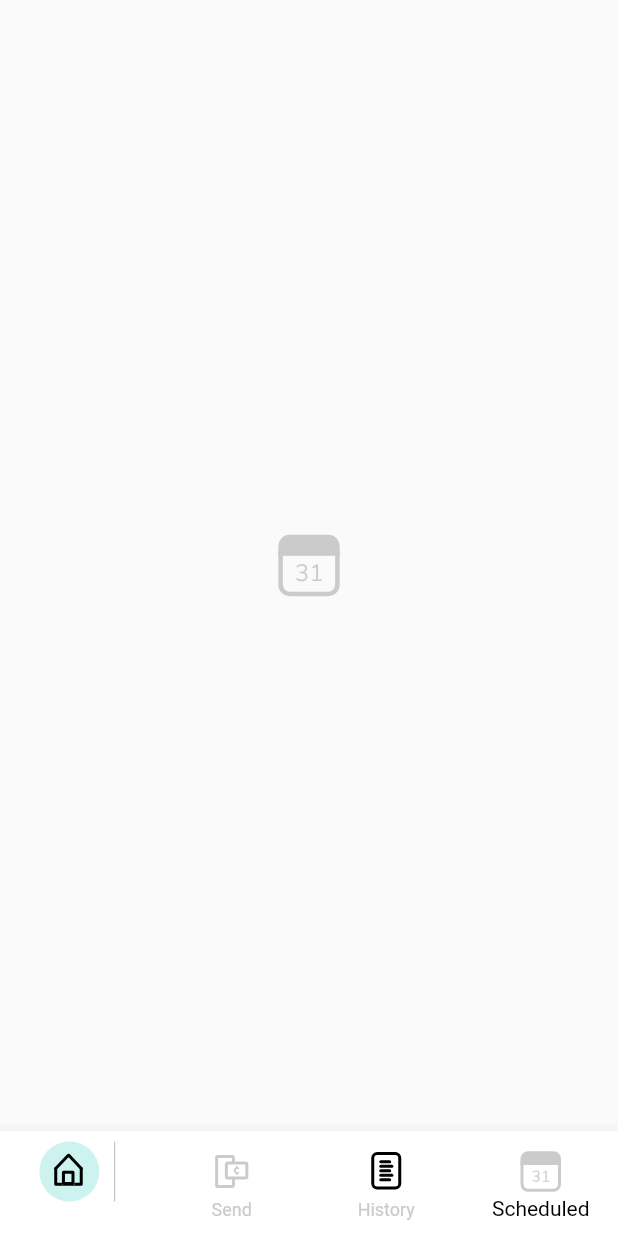
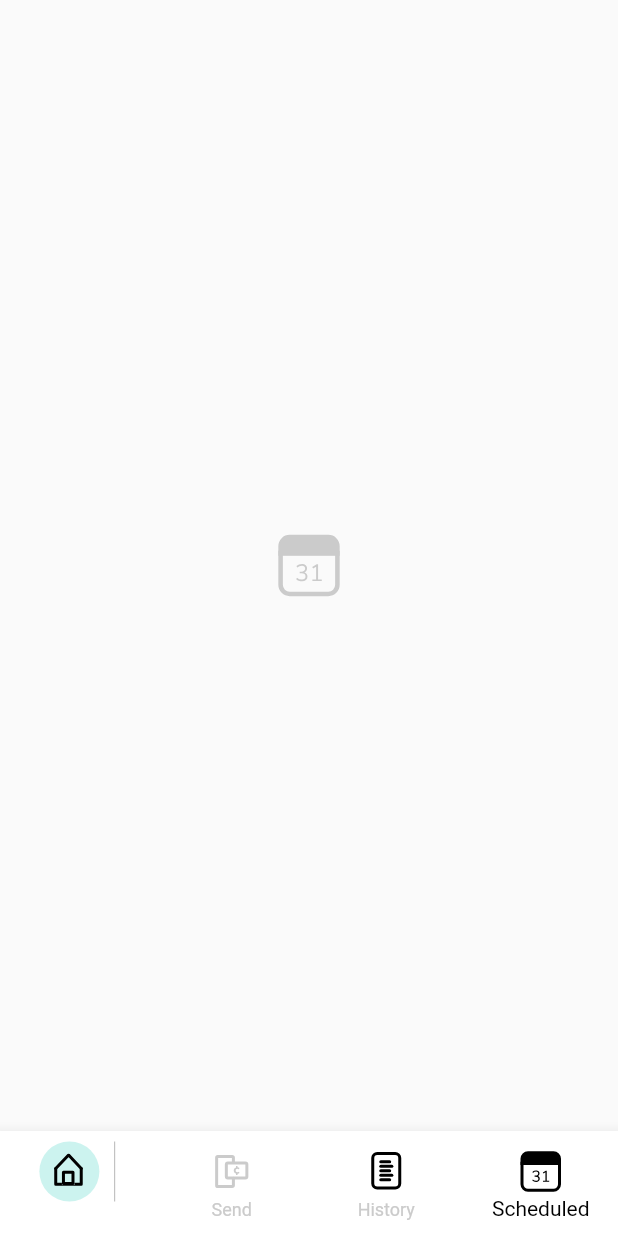
Before and after one commit to Adamteh/hubtel-coding-challenge-repo, a Flutter app: the screen it shows after launch, item 4 of the bottom bar chosen, on a phone screen of 412 x 824 dp. Run offline on Flutter 3.47's test engine with Material 3 defaults, Android fonts, the phone set to English and light mode, and no system bars; our stand-ins replace flutter_svg.

Commit message:
Fixes made during live coding

```diff
--- a/lib/screens/history_screen.dart
+++ b/lib/screens/history_screen.dart
@@ -67,6 +67,7 @@ class _HistoryScreenState extends State<HistoryScreen>
           Expanded(
             child: TabBarView(
               controller: _tabController,
+              clipBehavior: Clip.none,
               children: [
                 const HistoryTab(),
                 Container(),
--- a/lib/screens/history_tab.dart
+++ b/lib/screens/history_tab.dart
@@ -101,12 +101,13 @@ class _HistoryTabState extends State<HistoryTab> {
                           ),
                           TransactionCard(
                             time: "14:45PM",
-                            name: "Emmanuel Rockson",
+                            name:
+                                "Emmanuel Rockson Adam Nsiah Tetteh Hubtel Flutter Maxwell",
                             number: "024 123 4567",
                             amount: "GHS 500",
                             subtext: "Other",
                           ),
-                          SizedBox(height: 60),
+                          SizedBox(height: 80),
                         ],
                       ),
                     ),
--- a/lib/screens/home.dart
+++ b/lib/screens/home.dart
@@ -59,7 +59,12 @@ class _HomeState extends State<Home> {
             label: "",
           ),
           BottomNavigationBarItem(
-            icon: SvgPicture.asset("assets/send.svg"),
+            icon: SvgPicture.asset(
+              "assets/send.svg",
+              colorFilter: _selectedIndex == 1
+                  ? const ColorFilter.mode(Colors.black, BlendMode.srcIn)
+                  : null,
+            ),
             label: "Send",
           ),
           BottomNavigationBarItem(
@@ -67,7 +72,12 @@ class _HomeState extends State<Home> {
             label: "History",
           ),
           BottomNavigationBarItem(
-            icon: SvgPicture.asset("assets/schedule.svg"),
+            icon: SvgPicture.asset(
+              "assets/schedule.svg",
+              colorFilter: _selectedIndex == 3
+                  ? const ColorFilter.mode(Colors.black, BlendMode.srcIn)
+                  : null,
+            ),
             label: "Scheduled",
           ),
         ],
```
Also changed, not shown: lib/widgets/transaction_card.dart (+9 -4 lines).
